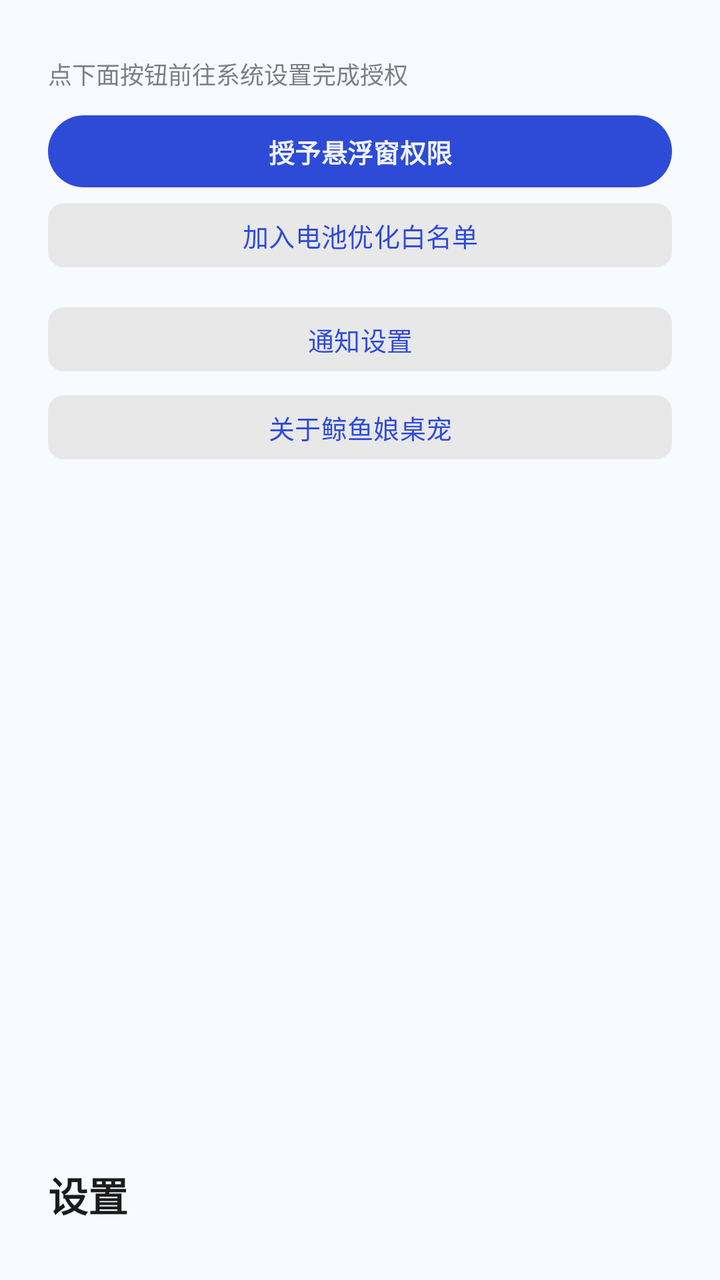
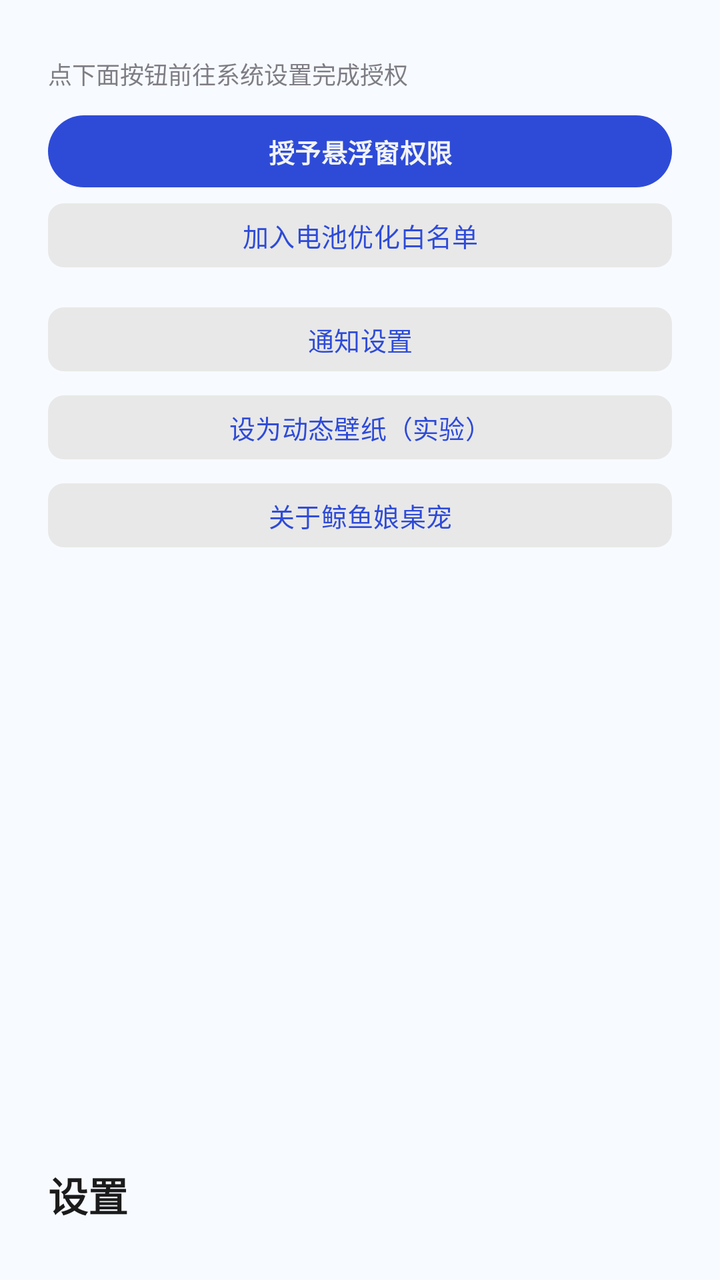

The first picture is an Android layout as it rendered before a commit; the second is the same layout after the commit. The layout source and the unified diff follow.
<!-- AndroidManifest.xml: application theme Theme.WhalePet -->
<!-- res/layout/page_settings.xml -->
<FrameLayout xmlns:android="http://schemas.android.com/apk/res/android"
    xmlns:tools="http://schemas.android.com/tools"
    android:layout_width="match_parent"
    android:layout_height="match_parent">

<ScrollView xmlns:android="http://schemas.android.com/apk/res/android"
    android:layout_width="match_parent"
    android:layout_height="match_parent"
    android:fillViewport="true">

    <LinearLayout
        android:layout_width="match_parent"
        android:layout_height="wrap_content"
        android:orientation="vertical"
        android:padding="24dp"
            android:paddingBottom="88dp">

        <TextView
            android:layout_width="match_parent"
            android:layout_height="wrap_content"
            android:layout_marginTop="4dp"
            android:alpha="0.7"
            android:text="@string/settings_perm_hint"
            android:textSize="12sp" />

        
        <Button
                style="@style/Widget.WhalePet.Button.Primary"
            android:id="@+id/btn_overlay"
            android:layout_width="match_parent"
            android:layout_height="wrap_content"
            android:layout_marginTop="12dp"
            android:text="@string/grant_overlay" />

        
        <Button
                style="@style/Widget.WhalePet.Button"
            android:id="@+id/btn_battery"
            android:layout_width="match_parent"
            android:layout_height="wrap_content"
            android:layout_marginTop="8dp"
            android:text="@string/battery_whitelist" />

        
        <Button
                style="@style/Widget.WhalePet.Button"
            android:id="@+id/btn_notif_settings"
            android:layout_width="match_parent"
            android:layout_height="wrap_content"
            android:layout_marginTop="20dp"
            android:text="@string/notif_settings" />

        
        <Button
                style="@style/Widget.WhalePet.Button"
            android:id="@+id/btn_about"
            android:layout_width="match_parent"
            android:layout_height="wrap_content"
            android:layout_marginTop="12dp"
            android:text="@string/about_entry" />

        
    </LinearLayout>
    </ScrollView>

    
    <TextView
        android:layout_width="wrap_content"
        android:layout_height="wrap_content"
        android:layout_gravity="bottom|start"
        android:layout_marginBottom="28dp"
        android:layout_marginStart="24dp"
        android:fontFamily="sans-serif-medium"
        android:text="@string/settings_title"
        android:textColor="@color/text_primary"
        android:textSize="20sp"
        android:textStyle="bold" />
</FrameLayout>
<!-- resources referenced by this layout -->
<resources>
  <color name="text_primary">#1B1B1B</color>
  <string name="about_entry">关于鲸鱼娘桌宠</string>
  <string name="battery_whitelist">加入电池优化白名单</string>
  <string name="grant_overlay">授予悬浮窗权限</string>
  <string name="notif_settings">通知设置</string>
  <string name="settings_perm_hint">点下面按钮前往系统设置完成授权</string>
  <string name="settings_title">设置</string>
  <style name="Widget.WhalePet.Button" parent="Widget.Material3.Button.TonalButton">
          
          <item name="android:minHeight">32dp</item>
          <item name="android:minWidth">0dp</item>
          <item name="android:insetTop">0dp</item>
          <item name="android:insetBottom">0dp</item>
          <item name="android:paddingLeft">12dp</item>
          <item name="android:paddingRight">12dp</item>
          <item name="android:textSize">13sp</item>
          <item name="backgroundTint">@color/surface_chip</item>
          <item name="android:textColor">@color/brand_primary</item>
          <item name="cornerRadius">8dp</item>
      </style>
  <style name="Widget.WhalePet.Button.Primary" parent="Widget.Material3.Button.TonalButton">
          
          <item name="android:minHeight">36dp</item>
          <item name="android:minWidth">0dp</item>
          <item name="android:insetTop">0dp</item>
          <item name="android:insetBottom">0dp</item>
          <item name="android:paddingLeft">16dp</item>
          <item name="android:paddingRight">16dp</item>
          <item name="android:textSize">13sp</item>
          <item name="backgroundTint">@color/brand_primary</item>
          <item name="android:textColor">@color/f2f4f5</item>
          <item name="android:fontFamily">sans-serif-medium</item>
          <item name="android:textStyle">bold</item>
      </style>
  <style name="Theme.WhalePet" parent="Theme.Material3.DayNight.NoActionBar">
          
          <item name="colorPrimary">@color/brand_primary</item>
          <item name="colorOnPrimary">#FFFFFF</item>
          <item name="colorPrimaryContainer">#DDE3FF</item>
          <item name="colorOnPrimaryContainer">#10214A</item>
          <item name="colorSecondary">#2E9E5B</item>
          <item name="colorSurface">#FFFFFF</item>
          <item name="android:windowBackground">@color/surface_page</item>
          <item name="colorSurfaceVariant">#EDEDED</item>
          <item name="colorOutline">@color/outline_soft</item>
          <item name="android:statusBarColor">@android:color/transparent</item>
      </style>
  <color name="surface_chip">#E8E8E8</color>
  <color name="brand_primary">#2E4BD8</color>
  <color name="f2f4f5">#F2F4F5</color>
  <color name="surface_page">#F7FAFF</color>
  <color name="outline_soft">#DEDEDE</color>
</resources>

<!-- the commit's change to res/layout/page_settings.xml (unified diff, before → after) -->
@@ -53,6 +53,15 @@
         
         <Button
                 style="@style/Widget.WhalePet.Button"
+            android:id="@+id/btn_wallpaper"
+            android:layout_width="match_parent"
+            android:layout_height="wrap_content"
+            android:layout_marginTop="12dp"
+            android:text="@string/wallpaper_entry" />
+
+        
+        <Button
+                style="@style/Widget.WhalePet.Button"
             android:id="@+id/btn_about"
             android:layout_width="match_parent"
             android:layout_height="wrap_content"
<!-- resource entries referenced after the edit -->
@@ -7,6 +7,7 @@
   <string name="notif_settings">通知设置</string>
   <string name="settings_perm_hint">点下面按钮前往系统设置完成授权</string>
   <string name="settings_title">设置</string>
+  <string name="wallpaper_entry">设为动态壁纸（实验）</string>
   <style name="Widget.WhalePet.Button" parent="Widget.Material3.Button.TonalButton">
           
           <item name="android:minHeight">32dp</item>
